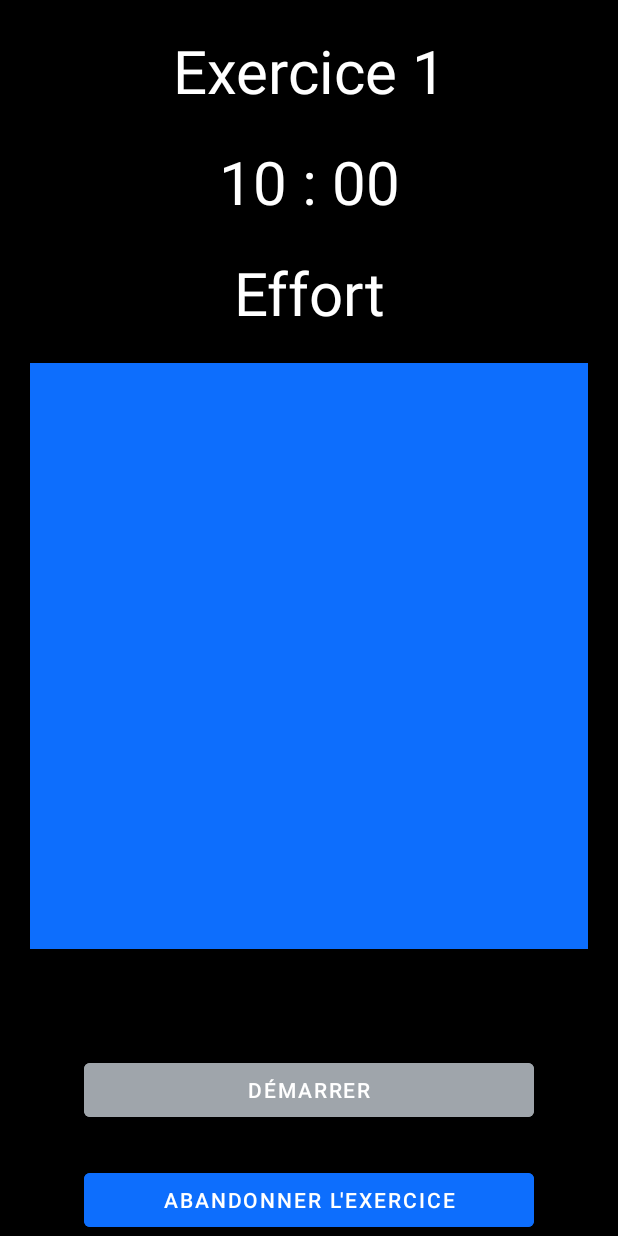
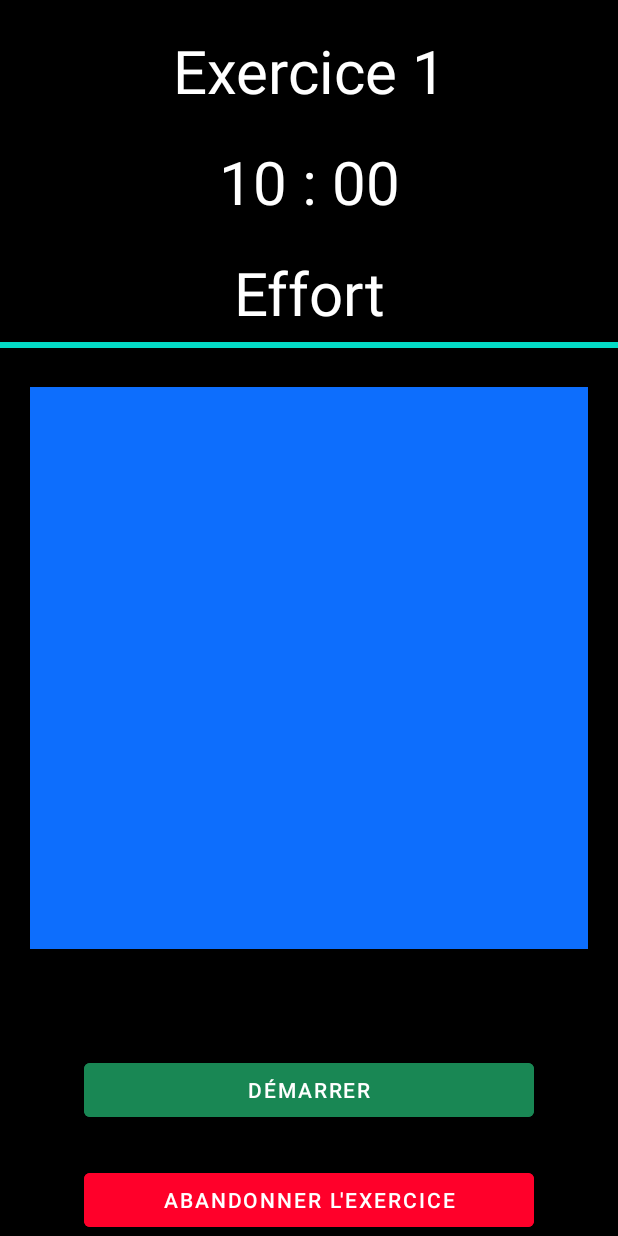
Before and after one commit to EthanGely/Tabata-Timer, an Android app: the layout activity_allez_sportif.xml on its own in the app's theme, with its tools: preview values and no code run, on a phone screen of 412 x 824 dp. Run offline under Robolectric (Android 15) with nearby library versions, the phone set to English and light mode, and no system bars.

Commit message:
Correction bugs, ajout d'une barre de progression, petites modifs design

```diff
--- a/app/src/main/java/com/example/tabata_timer/CreateExercice.java
+++ b/app/src/main/java/com/example/tabata_timer/CreateExercice.java
@@ -232,7 +232,6 @@ public class CreateExercice extends AppCompatActivity {
             tempsReposInt = getTempsEnSecondes(tempsReposInt, typeTempsRepos);
             reposLongInt = getTempsEnSecondes(reposLongInt, typeTempsReposLong);
 
-
             if (id > 0) {
                 exerciceSave.modifierExercice(nomExerciceString, tempsSportInt, tempsReposInt, nbRepsInt, reposLongInt, nbSeancesInt);
                 modifierExercice(exerciceSave);
@@ -263,6 +262,7 @@ public class CreateExercice extends AppCompatActivity {
 
                 // creating a task
                 Exercice exo = new Exercice(nomExo, tempsSport, tempsRepos, nbReps, tempsReposLong, nbSeances);
+                exo.resetExo();
 
                 // adding to database
                 long id = mDb.getAppDatabase().exerciceDao().insert(exo);
@@ -299,6 +299,7 @@ public class CreateExercice extends AppCompatActivity {
 
             @Override
             protected Exercice doInBackground(Void... voids) {
+                exo.resetExo();
                 mDb.getAppDatabase().exerciceDao().update(exo);
                 return exo;
             }
--- a/app/src/main/java/com/example/tabata_timer/utility/Compteur.java
+++ b/app/src/main/java/com/example/tabata_timer/utility/Compteur.java
@@ -112,4 +112,8 @@ public class Compteur extends UpdateSource {
         return (int) (updatedTime % 1000);
     }
 
+    public int getRemainingMilis() {
+        return (int) updatedTime;
+    }
+
 }
--- /dev/null
+++ b/app/src/main/res/drawable/white2red.xml
@@ -0,0 +1,5 @@
+<?xml version="1.0" encoding="utf-8"?>
+<transition xmlns:android="http://schemas.android.com/apk/res/android">
+    <item android:drawable="@color/white" />
+    <item android:drawable="@color/red" />
+</transition>
--- a/app/src/main/res/layout/activity_allez_sportif.xml
+++ b/app/src/main/res/layout/activity_allez_sportif.xml
@@ -44,6 +44,15 @@
         android:textColor="@color/white"
         android:textSize="40sp"/>
 
+    <ProgressBar
+        style="?android:attr/progressBarStyleHorizontal"
+        android:layout_width="match_parent"
+        android:layout_height="wrap_content"
+        android:id="@+id/progress"
+        android:max="100"
+        android:progress="100"
+        />
+
 
         <ScrollView
             android:id="@+id/scroll"
@@ -73,7 +82,7 @@
         android:layout_marginTop="50dp"
         android:onClick="onPauseResumeTimer"
         android:text="Démarrer"
-        android:backgroundTint="@color/grey"
+        android:backgroundTint="@color/green"
         />
 
     <Button
@@ -84,7 +93,7 @@
         android:layout_marginTop="25dp"
         android:onClick="onGiveUp"
         android:text="Abandonner l'exercice"
-        android:backgroundTint="@color/blue"
+        android:backgroundTint="@color/red"
         />
 
 
```
Also changed, not shown: app/src/main/java/com/example/tabata_timer/AllezSportif.java (+45 -51 lines), 1 other file.
